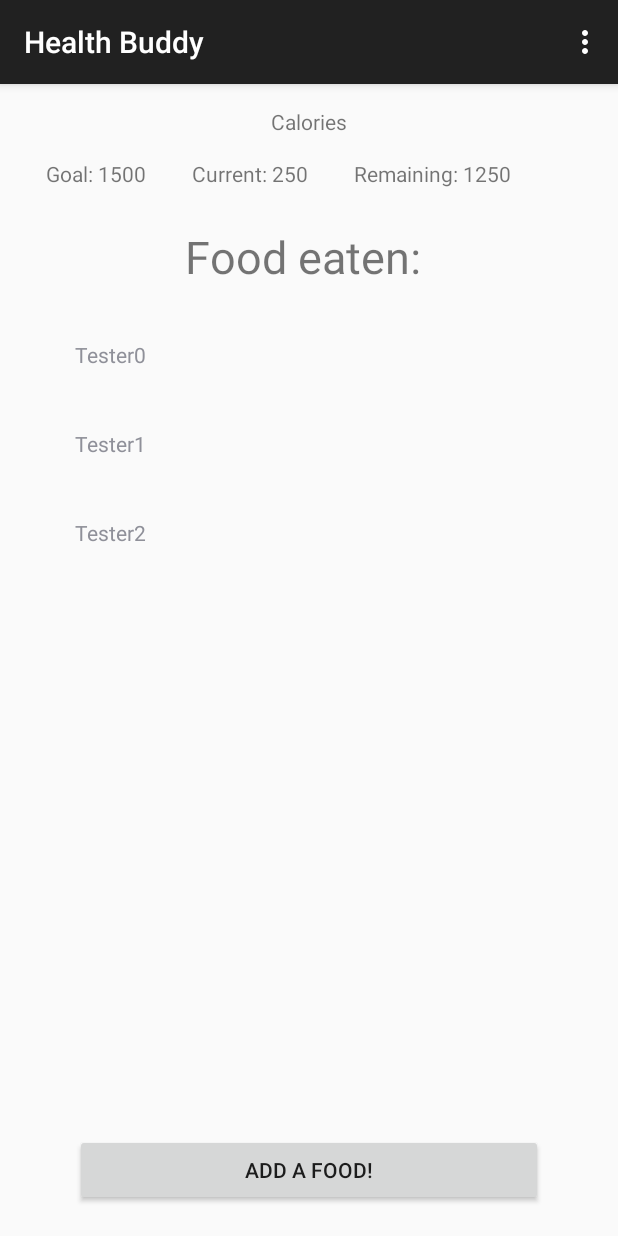
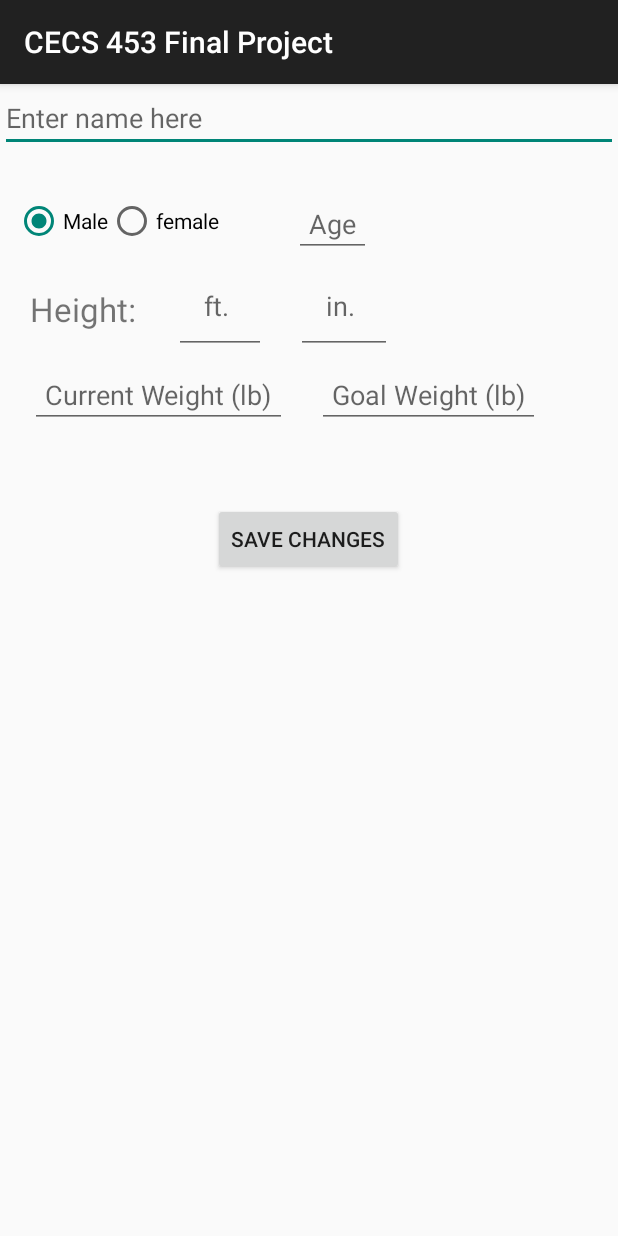
Before and after one commit to MJSanfelippo/CECS453FinalProject, an Android app: the screen it shows after launch (MainActivity before the commit, ProfileActivity after it), in the options menu, after a tap on "Profile", on a phone screen of 412 x 824 dp. Run offline under Robolectric (Android 15) with nearby library versions, the phone set to English and light mode, and no system bars.

Commit message:
Added in the profile layout, the profile java class with no functionality other than the button starts the main activity

```diff
--- a/app/src/main/AndroidManifest.xml
+++ b/app/src/main/AndroidManifest.xml
@@ -16,6 +16,7 @@
                 <category android:name="android.intent.category.LAUNCHER" />
             </intent-filter>
         </activity>
+        <activity android:name=".ProfileActivity"></activity>
     </application>
 
 </manifest>
--- a/app/src/main/java/android/csulb/edu/cecs453finalproject/MainActivity.java
+++ b/app/src/main/java/android/csulb/edu/cecs453finalproject/MainActivity.java
@@ -1,5 +1,6 @@
 package android.csulb.edu.cecs453finalproject;
 
+import android.content.Intent;
 import android.support.v7.app.ActionBar;
 import android.support.v7.app.AppCompatActivity;
 import android.os.Bundle;
@@ -107,7 +108,8 @@ public class MainActivity extends AppCompatActivity {
         int id = item.getItemId();
 
         if (id == R.id.profile){
-            Toast.makeText(getApplicationContext(), "You clicked " + item.getTitle(), Toast.LENGTH_LONG).show();
+            Intent intent = new Intent(MainActivity.this, ProfileActivity.class);
+            startActivity(intent);
         }
 
         return super.onOptionsItemSelected(item);
--- /dev/null
+++ b/app/src/main/java/android/csulb/edu/cecs453finalproject/ProfileActivity.java
@@ -0,0 +1,33 @@
+package android.csulb.edu.cecs453finalproject;
+
+import android.content.Intent;
+import android.os.Bundle;
+import android.support.v7.app.AppCompatActivity;
+import android.view.View;
+import android.widget.Button;
+
+/**
+ * Created by Michael on 11/11/2017.
+ */
+
+public class ProfileActivity extends AppCompatActivity{
+
+    Button saveChangesButton;
+
+    @Override
+    protected void onCreate(Bundle savedInstanceState) {
+        super.onCreate(savedInstanceState);
+        setContentView(R.layout.activity_profile);
+        saveChangesButton = (Button) findViewById(R.id.saveChangesButton);
+        saveChangesButton.setOnClickListener(new View.OnClickListener() {
+            @Override
+            public void onClick(View view) {
+                Intent intent = new Intent(ProfileActivity.this, MainActivity.class);
+                startActivity(intent);
+            }
+        });
+    }
+
+
+
+}
--- /dev/null
+++ b/app/src/main/res/layout/activity_profile.xml
@@ -0,0 +1,113 @@
+<?xml version="1.0" encoding="UTF-8"?>
+<RelativeLayout
+    tools:context="android.csulb.edu.cecs453finalproject.ProfileActivity"
+    android:layout_height="match_parent"
+    android:layout_width="match_parent"
+    xmlns:tools="http://schemas.android.com/tools"
+    xmlns:app="http://schemas.android.com/apk/res-auto"
+    xmlns:android="http://schemas.android.com/apk/res/android">
+
+   <EditText
+       android:id="@+id/name"
+       android:layout_width="match_parent"
+       android:layout_height="wrap_content"
+       android:hint="Enter name here"
+       android:inputType="textPersonName"
+       />
+    <RadioGroup
+        android:id="@+id/genderGroup"
+        android:layout_width="wrap_content"
+        android:layout_height="wrap_content"
+        android:layout_below="@+id/name"
+        android:orientation="horizontal"
+        android:layout_marginTop="20dp"
+        android:padding="10dp"
+        android:checkedButton="@+id/maleRadioButton">
+
+        <RadioButton
+            android:layout_width="wrap_content"
+            android:layout_height="wrap_content"
+            android:text="Male"
+            android:id="@+id/maleRadioButton"
+            />
+        <RadioButton
+            android:layout_width="wrap_content"
+            android:layout_height="wrap_content"
+            android:id="@+id/femaleRadioButton"
+            android:text="female"
+            />
+    </RadioGroup>
+
+    <EditText
+        android:id="@+id/ageText"
+        android:layout_width="wrap_content"
+        android:hint="Age"
+        android:layout_marginTop="25dp"
+        android:inputType="number"
+        android:padding="10dp"
+        android:layout_marginLeft="40dp"
+        android:layout_height="wrap_content"
+        android:layout_below="@+id/name"
+        android:layout_toRightOf="@+id/genderGroup"/>
+
+    <TextView
+        android:layout_width="wrap_content"
+        android:layout_height="wrap_content"
+        android:padding="20dp"
+        android:text="Height: "
+        android:textSize="22sp"
+        android:layout_below="@id/ageText"
+        android:id="@+id/heightText"/>
+    <EditText
+        android:layout_width="wrap_content"
+        android:layout_height="wrap_content"
+        android:hint="ft. "
+        android:inputType="number"
+        android:layout_toRightOf="@+id/heightText"
+        android:id="@+id/feet"
+        android:layout_below="@+id/ageText"
+        android:padding="20dp"/>
+
+    <EditText
+        android:layout_width="wrap_content"
+        android:layout_height="wrap_content"
+        android:hint="in. "
+        android:inputType="number"
+        android:layout_marginLeft="20dp"
+        android:id="@+id/inches"
+        android:layout_toRightOf="@+id/feet"
+        android:layout_below="@+id/ageText"
+        android:padding="20dp"/>
+
+    <EditText
+        android:layout_width="wrap_content"
+        android:layout_height="wrap_content"
+        android:id="@+id/currentWeight"
+        android:hint="Current Weight (lb)"
+        android:layout_marginLeft="20dp"
+        android:inputType="number|numberDecimal"
+        android:layout_below="@+id/heightText"
+        android:padding="10dp"
+        />
+    <EditText
+        android:layout_width="wrap_content"
+        android:layout_height="wrap_content"
+        android:id="@+id/goalWeight"
+        android:layout_marginLeft="20dp"
+        android:hint="Goal Weight (lb)"
+        android:layout_below="@+id/heightText"
+        android:layout_toRightOf="@+id/currentWeight"
+        android:padding="10dp"
+        />
+    <Button
+        android:layout_width="wrap_content"
+        android:id="@+id/saveChangesButton"
+        android:layout_height="wrap_content"
+        android:text="Save Changes"
+        android:layout_below="@+id/goalWeight"
+        android:layout_marginTop="50dp"
+        android:layout_centerHorizontal="true"
+        />
+
+
+</RelativeLayout>
```
